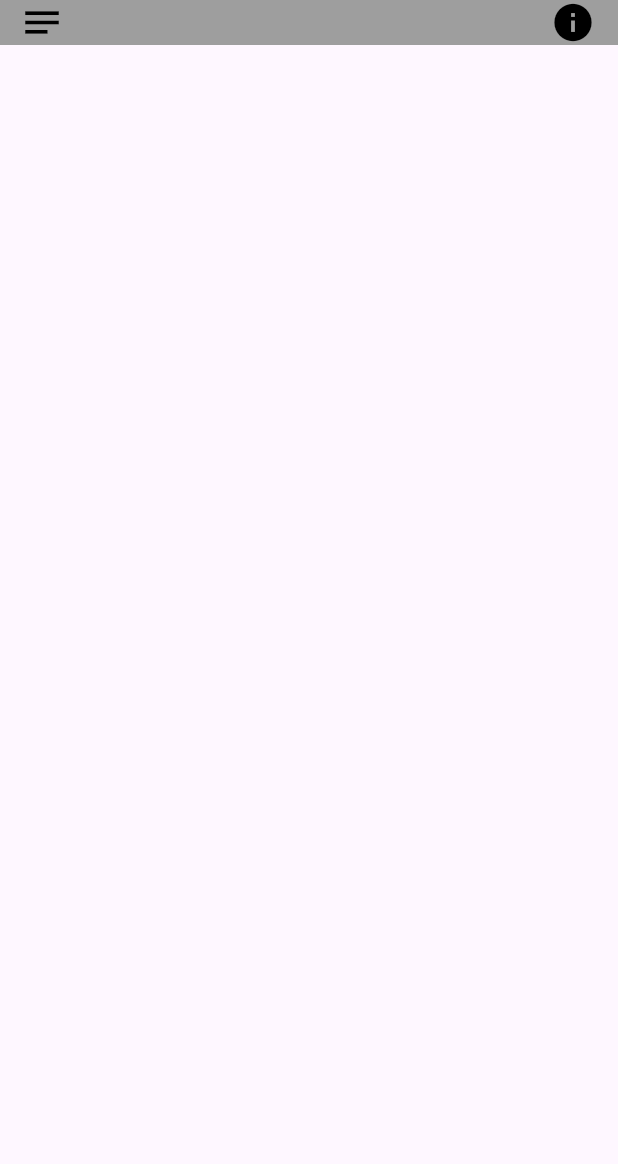
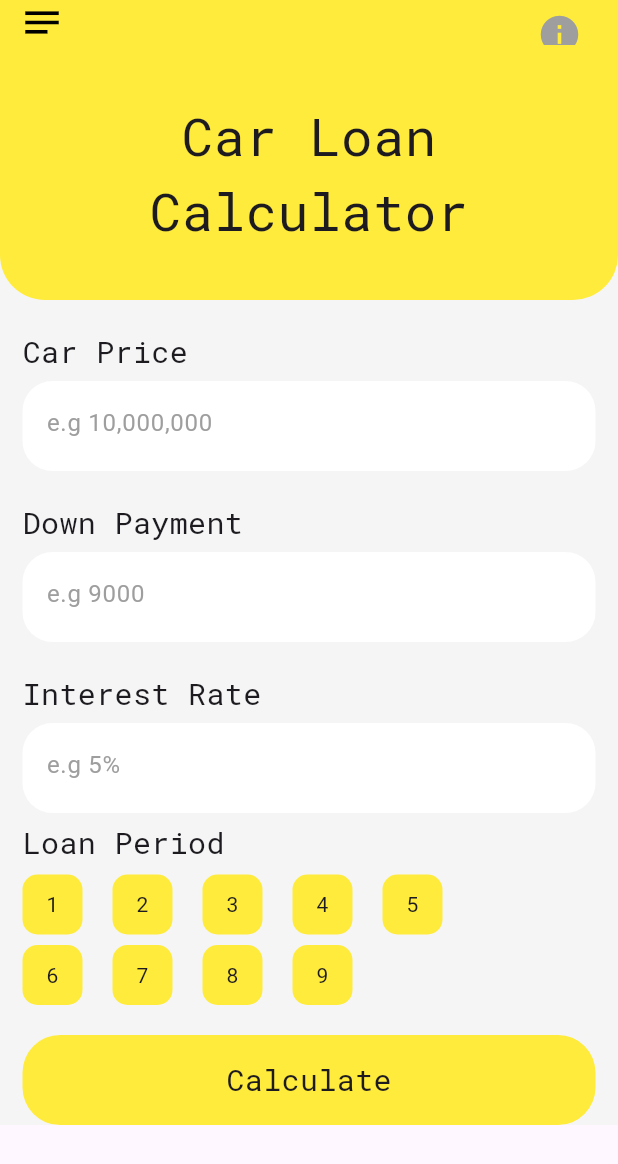
Before and after one commit to Joel-glitch-alt/Flutter_UI_Cycles, a Flutter app: the screen it shows after launch, on a phone screen of 412 x 824 dp. Shown: the top 1164 px of the screen. Run offline on Flutter 3.47's test engine with Material 3 defaults, Android fonts, the phone set to English and light mode, and no system bars; our stand-ins replace google_fonts.

Commit message:
Car Loan Calcultor UI

```diff
--- a/lib/screen_2/loan_2.dart
+++ b/lib/screen_2/loan_2.dart
@@ -1,4 +1,5 @@
 import 'package:flutter/material.dart';
+import 'package:google_fonts/google_fonts.dart';
 
 class Loan extends StatefulWidget {
   const Loan({super.key});
@@ -12,25 +13,174 @@ class _LoanState extends State<Loan> {
   Widget build(BuildContext context) {
     return Scaffold(
       appBar: AppBar(
-        leading: Icon(
+        leading: const Icon(
           Icons.notes,
           size: 30,
           color: Colors.black,
         ),
         toolbarHeight: 30,
-        backgroundColor: Colors.grey,
+        backgroundColor: Colors.yellow,
         elevation: 0,
         actions: [
           Padding(
             padding: const EdgeInsets.only(right: 15.0),
-            child: Icon(
-              Icons.info,
-              size: 30,
-              color: Colors.black,
+            child: IconButton(
+              icon: const Icon(
+                Icons.info,
+                size: 30,
+                color: Colors.grey,
+              ),
+              onPressed: () {
+                print("You pressed IconButton");
+              },
             ),
-          )
+          ),
         ],
+      ),
+      body: buildBody(),
+    );
+  }
+
+  Widget buildBody() {
+    return SingleChildScrollView(
+      child: Container(
+        color: Colors.grey[100],
+        child: Column(
+          children: [
+            // Header Section
+            Container(
+              height: 170,
+              decoration: const BoxDecoration(
+                color: Colors.yellow,
+                borderRadius: BorderRadius.only(
+                  bottomLeft: Radius.circular(30),
+                  bottomRight: Radius.circular(30),
+                ),
+              ),
+              child: Center(
+                child: Column(
+                  crossAxisAlignment: CrossAxisAlignment.center,
+                  mainAxisAlignment: MainAxisAlignment.center,
+                  children: [
+                    Text(
+                      "Car Loan",
+                      style: GoogleFonts.robotoMono(fontSize: 35),
+                    ),
+                    Text(
+                      "Calculator",
+                      style: GoogleFonts.robotoMono(fontSize: 35),
+                    ),
+                  ],
+                ),
+              ),
+            ),
+            const SizedBox(height: 20),
+            // Input Form Section
+            Padding(
+              padding: const EdgeInsets.symmetric(horizontal: 15.0),
+              child: Column(
+                crossAxisAlignment: CrossAxisAlignment.start,
+                children: [
+                  inputForm(title: "Car Price", hintText: "e.g 10,000,000"),
+                  const SizedBox(height: 20),
+                  inputForm(title: "Down Payment", hintText: "e.g 9000"),
+                  const SizedBox(height: 20),
+                  inputForm(title: "Interest Rate", hintText: "e.g 5%"),
+                  SizedBox(
+                    height: 5,
+                  ),
+                  Text(
+                    "Loan Period",
+                    style: GoogleFonts.robotoMono(fontSize: 20),
+                  ),
+                  SizedBox(
+                    height: 5,
+                  ),
+                  Row(
+                    children: [
+                      loanPeriod("1"),
+                      loanPeriod("2"),
+                      loanPeriod("3"),
+                      loanPeriod("4"),
+                      loanPeriod("5")
+                    ],
+                  ),
+                  SizedBox(
+                    height: 5,
+                  ),
+                  Row(
+                    children: [
+                      loanPeriod("6"),
+                      loanPeriod("7"),
+                      loanPeriod("8"),
+                      loanPeriod("9"),
+                    ],
+                  ),
+                  SizedBox(
+                    height: 20,
+                  ),
+                  Container(
+                    height: 60,
+                    width: double.infinity,
+                    decoration: BoxDecoration(
+                      color: Colors.yellow,
+                      borderRadius: BorderRadius.circular(25),
+                    ),
+                    child: Center(
+                      child: Text(
+                        "Calculate",
+                        style: GoogleFonts.robotoMono(fontSize: 20),
+                      ),
+                    ),
+                  )
+                ],
+              ),
+            ),
+          ],
+        ),
       ),
     );
   }
+
+  Widget loanPeriod(String title) {
+    return Padding(
+      padding: const EdgeInsets.fromLTRB(0, 2, 20, 0),
+      child: Container(
+        height: 40,
+        width: 40,
+        decoration: BoxDecoration(
+          color: Colors.yellow,
+          borderRadius: BorderRadius.circular(10),
+        ),
+        child: Center(child: Text(title)),
+      ),
+    );
+  }
+
+  Widget inputForm({required String title, required String hintText}) {
+    return Column(
+      crossAxisAlignment: CrossAxisAlignment.start,
+      children: [
+        Text(
+          title,
+          style: GoogleFonts.robotoMono(fontSize: 20),
+        ),
+        const SizedBox(height: 5),
+        Container(
+          height: 60,
+          decoration: BoxDecoration(
+            color: Colors.white,
+            borderRadius: BorderRadius.circular(20),
+          ),
+          child: TextField(
+            decoration: InputDecoration(
+              border: const OutlineInputBorder(borderSide: BorderSide.none),
+              hintText: hintText,
+              hintStyle: const TextStyle(color: Colors.grey),
+            ),
+          ),
+        ),
+      ],
+    );
+  }
 }
```
